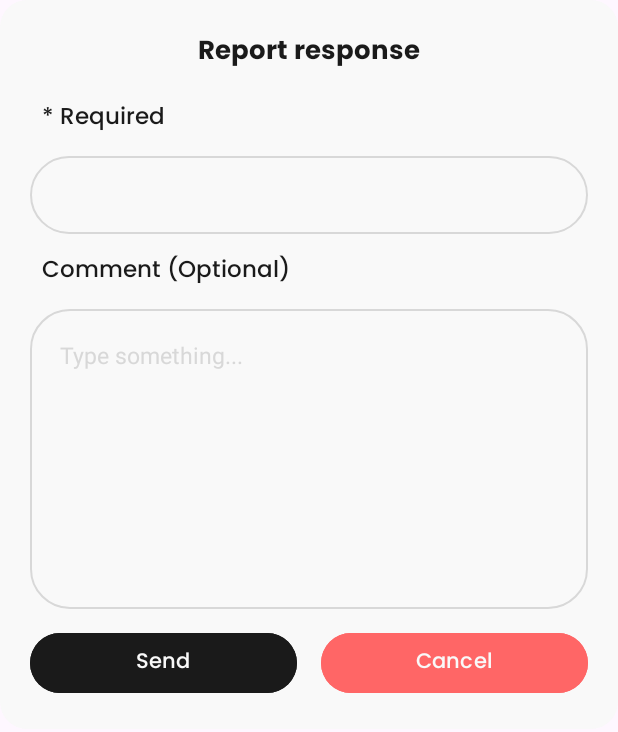
After one commit to VugarGurban/TourMate, an Android app: the layout report_dialog.xml on its own in the app's theme, with its tools: preview values and no code run, on a phone screen of 412 x 824 dp. The commit adds this screen. Shown: the top 732 px of the screen. Run offline under Robolectric (Android 15) with nearby library versions, the phone set to English and light mode, and no system bars.

Commit message:
feat: Implement report functionality for AI responses
This commit introduces a report system for AI-generated messages in the chatbot. Users can now report inappropriate or problematic responses.

- **UI/UX Changes:**
    - Added a report button (`report_button`) next to AI-generated messages in `message_item.xml`.
    - Created `report_button.xml` drawable for the report icon.
    - Implemented a report dialog (`report_dialog.xml`) that allows users to select a reason for the report and add an optional comment.
    - Added a custom spinner item layout (`spinner_item.xml`) for the report reason spinner.
    - Added a confirmation dialog (`confirmation_dialog.xml`) shown after a report is submitted.
    - Created `ic_confirmation.xml` drawable for the confirmation dialog icon.
    - Added `bg_dialog.xml` drawable for dialog backgrounds.
- **Functionality:**
    - In `ChatbotFragment`:
        - Implemented `showReportDialog()` to display the report dialog.
        - Implemented `showConfirmationDialog()` to display the confirmation message.
        - The report dialog includes a spinner with predefined reasons and an EditText for comments.
        - Report data (reason and comment) is captured.
    - In `MessageAdapter`:
        - The report button is only visible for AI-generated messages (excluding "AI is typing...").
        - Added an `onReportClick` callback to trigger the report dialog.
        - Implemented touch feedback for the report button (darkens on press).
- **Strings:**
    - Added new string resources for the report dialog, confirmation dialog, and spinner items in `strings.xml`.
- **Firebase Integration:**
    - Added `firebase-database` dependency in `app/build.gradle.kts`.
    - Added `google-gms-google-services` plugin in `app/build.gradle.kts` and `build.gradle.kts`.
- **Other:**
    - Updated `colors.xml` with new color definitions for dialogs and report elements.
    - Removed unused `ChatDao.kt`.
    - Updated `.idea/appInsightsSettings.xml` with Firebase project details.

```diff
--- a/app/build.gradle.kts
+++ b/app/build.gradle.kts
@@ -3,6 +3,7 @@ plugins {
     alias(libs.plugins.kotlin.android)
     id ("kotlin-kapt")
     id("androidx.navigation.safeargs.kotlin")
+    alias(libs.plugins.google.gms.google.services)
 }
 
 android {
@@ -44,6 +45,7 @@ dependencies {
 
     implementation("androidx.room:room-runtime:2.6.1")
     implementation("androidx.room:room-ktx:2.6.1")
+    implementation(libs.firebase.database)
     kapt ("androidx.room:room-compiler:2.6.1")
     implementation ("com.squareup.retrofit2:retrofit:2.11.0")
     implementation ("com.squareup.retrofit2:converter-gson:2.11.0")
--- /dev/null
+++ b/app/src/main/res/drawable/bg_dialog.xml
@@ -0,0 +1,5 @@
+<shape xmlns:android="http://schemas.android.com/apk/res/android"
+    android:shape="rectangle">
+    <solid android:color="@color/dialog_background" />
+    <corners android:radius="18dp" />
+</shape>
--- /dev/null
+++ b/app/src/main/res/layout/report_dialog.xml
@@ -0,0 +1,118 @@
+<?xml version="1.0" encoding="utf-8"?>
+<androidx.constraintlayout.widget.ConstraintLayout xmlns:android="http://schemas.android.com/apk/res/android"
+    android:layout_width="match_parent"
+    android:layout_height="wrap_content"
+    xmlns:app="http://schemas.android.com/apk/res-auto"
+    android:background="@drawable/bg_dialog"
+    android:padding="20dp">
+
+    <androidx.constraintlayout.widget.Guideline
+        android:id="@+id/guideline_half"
+        android:layout_width="wrap_content"
+        android:layout_height="wrap_content"
+        android:orientation="vertical"
+        app:layout_constraintGuide_percent="0.5"/>
+
+
+    <TextView
+        android:id="@+id/report_title"
+        android:layout_width="wrap_content"
+        android:layout_height="wrap_content"
+        android:text="@string/report_title"
+        android:textColor="@color/home_item_text"
+        android:textSize="@dimen/text_small"
+        android:fontFamily="@font/poppins_bold"
+        app:layout_constraintStart_toStartOf="parent"
+        app:layout_constraintEnd_toEndOf="parent"
+        app:layout_constraintTop_toTopOf="parent"
+        />
+
+    <TextView
+        android:id="@+id/spinner_title"
+        android:layout_width="wrap_content"
+        android:layout_height="wrap_content"
+        android:layout_marginTop="@dimen/margin_medium"
+        android:layout_marginStart="@dimen/margin_small"
+        android:text="* Required"
+        android:textColor="@color/home_item_text"
+        android:textSize="@dimen/text_xsmall"
+        android:fontFamily="@font/poppins_medium"
+        app:layout_constraintTop_toBottomOf="@+id/report_title"
+        app:layout_constraintStart_toStartOf="parent"
+        />
+
+    <Spinner
+        android:id="@+id/spinner_reason"
+        android:layout_width="match_parent"
+        android:layout_height="@dimen/home_search_height"
+        android:padding="@dimen/padding_medium"
+        android:layout_marginTop="@dimen/margin_large_small"
+        android:background="@drawable/grey_border"
+        app:layout_constraintStart_toStartOf="parent"
+        app:layout_constraintEnd_toEndOf="parent"
+        app:layout_constraintTop_toBottomOf="@+id/spinner_title"
+        />
+
+    <TextView
+        android:id="@+id/comment_title"
+        android:layout_width="wrap_content"
+        android:layout_height="wrap_content"
+        android:layout_marginTop="@dimen/margin_large_small"
+        android:layout_marginStart="@dimen/margin_small"
+        android:text="@string/comment_optional"
+        android:textColor="@color/home_item_text"
+        android:textSize="@dimen/text_xsmall"
+        android:fontFamily="@font/poppins_medium"
+        app:layout_constraintTop_toBottomOf="@+id/spinner_reason"
+        app:layout_constraintStart_toStartOf="parent"
+        />
+
+    <EditText
+        android:id="@+id/comment_text"
+        android:layout_width="match_parent"
+        android:layout_height="200dp"
+        android:layout_marginTop="@dimen/margin_large_small"
+        android:padding="20dp"
+        android:background="@drawable/grey_border"
+        android:hint="@string/type_something"
+        android:textColorHint="@color/box_color"
+        android:textColor="@color/home_item_text"
+        android:textSize="@dimen/text_xsmall"
+        android:gravity="top|start"
+        android:inputType="textMultiLine"
+        android:overScrollMode="always"
+        android:scrollbars="vertical"
+        android:scrollHorizontally="false"
+        app:layout_constraintStart_toStartOf="parent"
+        app:layout_constraintEnd_toEndOf="parent"
+        app:layout_constraintTop_toBottomOf="@+id/comment_title"/>
+
+    <Button
+        android:id="@+id/sendBtn"
+        android:layout_width="0dp"
+        android:layout_height="wrap_content"
+        android:layout_marginTop="@dimen/margin_large_small"
+        android:layout_marginEnd="@dimen/margin_small"
+        android:backgroundTint="@color/button_background"
+        android:text="@string/send_text"
+        android:textColor="@color/button_textcolor"
+        android:fontFamily="@font/poppins_medium"
+        app:layout_constraintStart_toStartOf="parent"
+        app:layout_constraintEnd_toEndOf="@+id/guideline_half"
+        app:layout_constraintTop_toBottomOf="@id/comment_text"/>
+
+    <Button
+        android:id="@+id/cancelBtn"
+        android:layout_width="0dp"
+        android:layout_height="wrap_content"
+        android:layout_marginTop="@dimen/margin_large_small"
+        android:layout_marginStart="@dimen/margin_small"
+        android:backgroundTint="@color/cancel_color"
+        android:text="@string/cancel_text"
+        android:textColor="@color/button_textcolor"
+        android:fontFamily="@font/poppins_medium"
+        app:layout_constraintStart_toStartOf="@id/guideline_half"
+        app:layout_constraintEnd_toEndOf="parent"
+        app:layout_constraintTop_toBottomOf="@id/comment_text"/>
+
+</androidx.constraintlayout.widget.ConstraintLayout>
--- a/app/src/main/res/values/colors.xml
+++ b/app/src/main/res/values/colors.xml
@@ -16,6 +16,7 @@
     <color name="category">#1A1A1A</color>
     <color name="chatbot_button_black">#1A1A1A</color>
     <color name="chatbot_button_white">#F9F9F9</color>
+    <color name="dialog_background">#F9F9F9</color>
     <color name="button_textcolor">#F9F9F9</color>
     <color name="home_search_box">#F9F9F9</color> <!--keep same-->
     <color name="sent_message_background">#1A1A1A</color>
@@ -24,8 +25,11 @@
     <color name="splashscreen_textcolor">#F9F9F9</color>
     <color name="box_color">#d8d8d8</color>
     <color name="grey_text">#959595</color>
+    <color name="report_button">#959595</color>
     <color name="place_holder_text">#BABABA</color>
     <color name="chatbot_border">#F0F0F0</color>
+    <color name="cancel_color">#FF6666</color>
+    <color name="confirmation_green">#5EDE99</color>
 
 
 </resources>
--- a/app/src/main/res/values/strings.xml
+++ b/app/src/main/res/values/strings.xml
@@ -27,4 +27,18 @@
     <string name="ask_me_anything">Ask me anything</string>
     <string name="ai_chatbot">AI Chatbot</string>
     <string name="rate_this_place">Rate this place</string>
+    <string name="report_title">Report response</string>
+    <string name="send_text">Send</string>
+    <string name="cancel_text">Cancel</string>
+    <string name="type_something">Type something...</string>
+    <string name="comment_optional">Comment (Optional)</string>
+    <string name="positive_response">Thanks for your report!</string>
+    <string name="ok">OK</string>
+    <string-array name="report_spinner">
+        <item value="Select reason"/>
+        <item value="Inappropriate content"/>
+        <item value="Offensive language"/>
+        <item value="Spam or misleading content"/>
+        <item value="Other"/>
+    </string-array>
 </resources>
--- a/build.gradle.kts
+++ b/build.gradle.kts
@@ -2,6 +2,7 @@
 plugins {
     alias(libs.plugins.android.application) apply false
     alias(libs.plugins.kotlin.android) apply false
+    alias(libs.plugins.google.gms.google.services) apply false
 }
 buildscript{
     repositories {
--- a/gradle/libs.versions.toml
+++ b/gradle/libs.versions.toml
@@ -11,6 +11,8 @@ activity = "1.8.0"
 constraintlayout = "2.1.4"
 navigationFragmentKtx = "2.8.8"
 navigationUiKtx = "2.8.8"
+googleGmsGoogleServices = "4.4.3"
+firebaseDatabase = "21.0.0"
 
 [libraries]
 androidx-core-ktx = { group = "androidx.core", name = "core-ktx", version.ref = "coreKtx" }
@@ -23,7 +25,9 @@ androidx-activity = { group = "androidx.activity", name = "activity", version.re
 androidx-constraintlayout = { group = "androidx.constraintlayout", name = "constraintlayout", version.ref = "constraintlayout" }
 androidx-navigation-fragment-ktx = { group = "androidx.navigation", name = "navigation-fragment-ktx", version.ref = "navigationFragmentKtx" }
 androidx-navigation-ui-ktx = { group = "androidx.navigation", name = "navigation-ui-ktx", version.ref = "navigationUiKtx" }
+firebase-database = { group = "com.google.firebase", name = "firebase-database", version.ref = "firebaseDatabase" }
 
 [plugins]
 android-application = { id = "com.android.application", version.ref = "agp" }
 kotlin-android = { id = "org.jetbrains.kotlin.android", version.ref = "kotlin" }
+google-gms-google-services = { id = "com.google.gms.google-services", version.ref = "googleGmsGoogleServices" }
```
Also changed, not shown: app/src/main/java/com/example/tourmate/retrofit/dao/ChatDao.kt (deleted, +0 -17 lines), app/src/main/java/com/gvugar/tourmate/ChatbotFragment.kt (+66 -1 lines), app/src/main/java/com/gvugar/tourmate/adapters/MessageAdapter.kt (+30 -6 lines), app/src/main/res/drawable/ic_confirmation.xml (added, +9 -0 lines), app/src/main/res/drawable/report_button.xml (added, +13 -0 lines), app/src/main/res/layout/confirmation_dialog.xml (added, +47 -0 lines), app/src/main/res/layout/message_item.xml (+14 -0 lines), app/src/main/res/layout/spinner_item.xml (added, +9 -0 lines).
